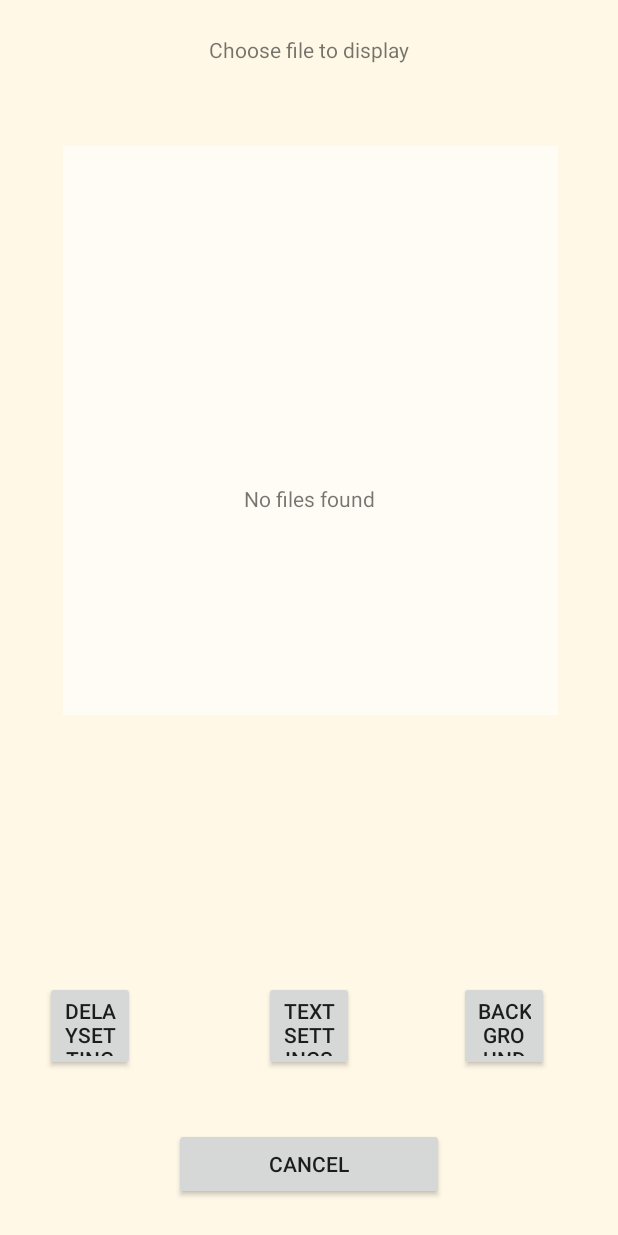
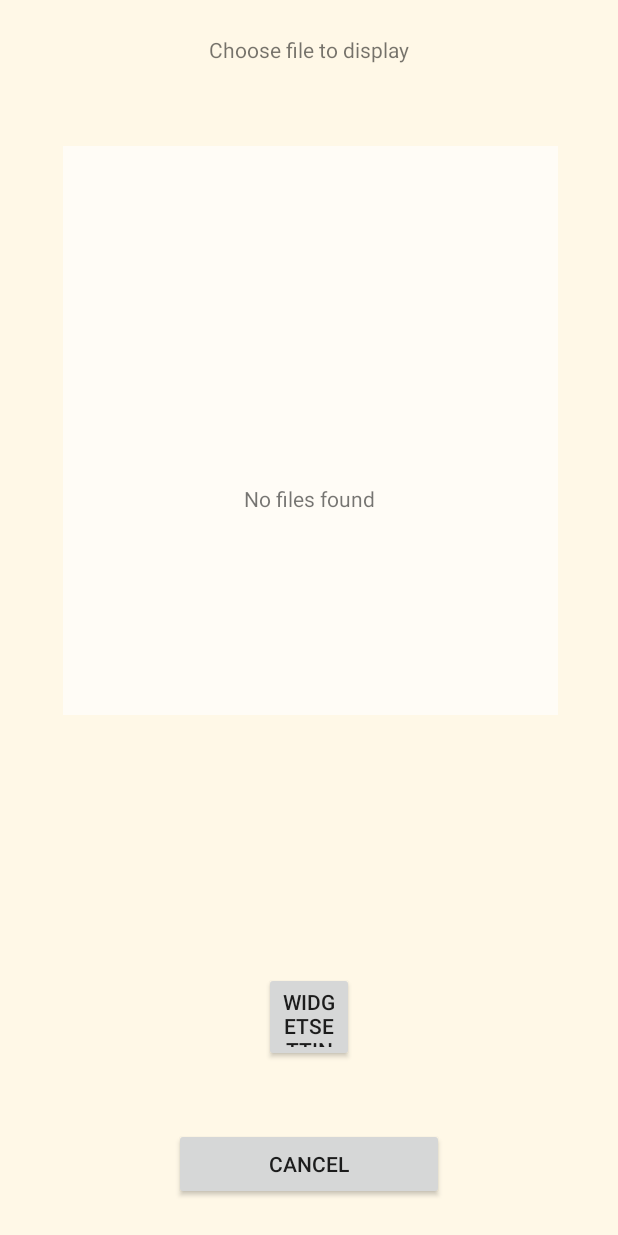
Before and after one commit to clo355/emphasize, an Android app: the ChooseFileForWidgetActivity screen opened directly, with no data from a screen before it, on a phone screen of 412 x 824 dp. Run offline under Robolectric (Android 15) with nearby library versions, the phone set to English and light mode, and no system bars; 4 statements that could not run were skipped.

Commit message:
CFFWactivity: can set blink delay with seekbar in widget settings.

```diff
--- a/app/src/main/java/com/cl/emphasize/SaveAsActivity.java
+++ b/app/src/main/java/com/cl/emphasize/SaveAsActivity.java
@@ -40,6 +40,7 @@ public class SaveAsActivity extends AppCompatActivity {
         saveAsOkButton = (Button)findViewById(R.id.saveAsOkButton);
         saveAsCancelButton = (Button)findViewById(R.id.saveAsCancelButton);
         saveAsFileName = (EditText)findViewById(R.id.saveAsFileName);
+        saveAsFileName.setHint(fileName);
 
         //Automatically show keyboard
         getWindow().setSoftInputMode(WindowManager.LayoutParams.SOFT_INPUT_STATE_VISIBLE);
--- a/app/src/main/res/layout/activity_choose_file_for_widget.xml
+++ b/app/src/main/res/layout/activity_choose_file_for_widget.xml
@@ -44,39 +44,15 @@
         app:layout_constraintVertical_bias="0.401" />
 
     <Button
-        android:id="@+id/delaySettingsButtonCFFW"
+        android:id="@+id/widgetSettingsButtonCFFW"
         android:layout_width="60dp"
         android:layout_height="60dp"
-        android:text="delaySettings"
+        android:text="widgetSettings"
         app:layout_constraintBottom_toBottomOf="parent"
         app:layout_constraintLeft_toLeftOf="parent"
         app:layout_constraintRight_toRightOf="parent"
         app:layout_constraintTop_toTopOf="parent"
-        app:layout_constraintVertical_bias="0.856"
-        app:layout_constraintHorizontal_bias="0.086" />
-
-    <Button
-        android:id="@+id/textSettingsButtonCFFW"
-        android:layout_width="60dp"
-        android:layout_height="60dp"
-        android:text="textSettings"
-        app:layout_constraintBottom_toBottomOf="parent"
-        app:layout_constraintLeft_toLeftOf="parent"
-        app:layout_constraintRight_toRightOf="parent"
-        app:layout_constraintTop_toTopOf="parent"
-        app:layout_constraintVertical_bias="0.856" />
-
-    <Button
-        android:id="@+id/backgroundSettingsButtonCFFW"
-        android:layout_width="60dp"
-        android:layout_height="60dp"
-        android:text="backgroundSettings"
-        app:layout_constraintBottom_toBottomOf="parent"
-        app:layout_constraintLeft_toLeftOf="parent"
-        app:layout_constraintRight_toRightOf="parent"
-        app:layout_constraintTop_toTopOf="parent"
-        app:layout_constraintVertical_bias="0.856"
-        app:layout_constraintHorizontal_bias="0.87" />
+        app:layout_constraintVertical_bias="0.848" />
 
     <Button
         android:id="@+id/cancelButtonCFFW"
--- a/app/src/main/res/layout/activity_settings.xml
+++ b/app/src/main/res/layout/activity_settings.xml
@@ -28,4 +28,5 @@
         app:layout_constraintTop_toTopOf="parent"
         tools:layout_editor_absoluteX="163dp"
         tools:layout_editor_absoluteY="275dp" />
+
 </android.support.constraint.ConstraintLayout>
```
Also changed, not shown: app/src/main/java/com/cl/emphasize/AppCompatPreferenceActivity.java (deleted, +0 -109 lines), app/src/main/java/com/cl/emphasize/ChooseFileForWidgetActivity.java (+61 -18 lines), app/src/main/java/com/cl/emphasize/SettingsActivity.java (+5 -12 lines).
